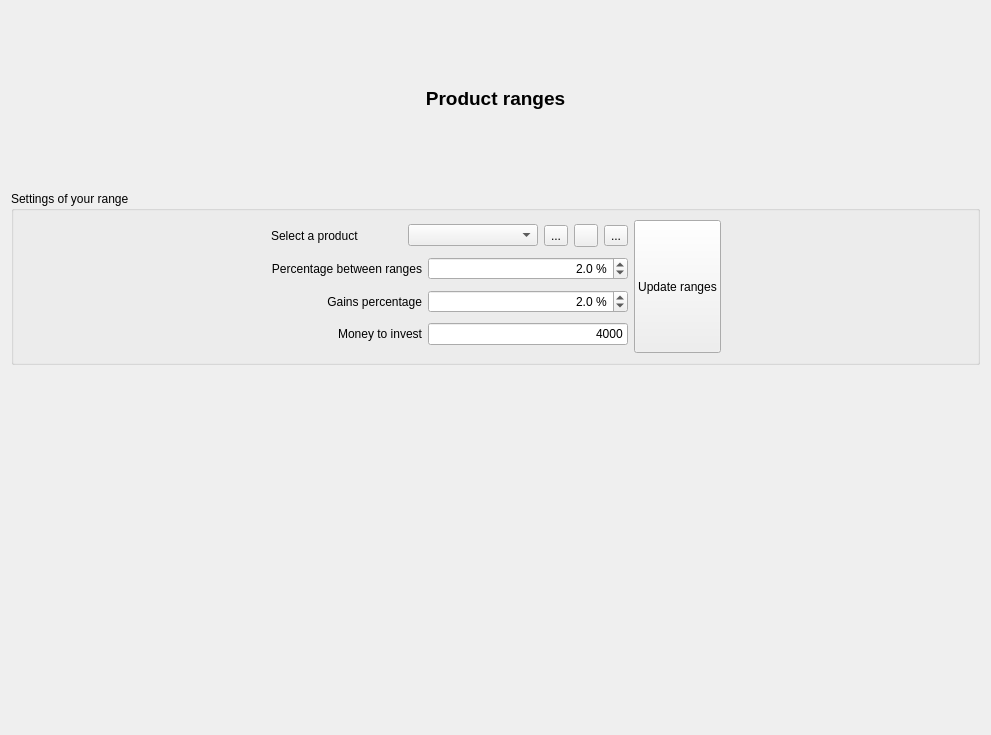
Old version of the form xulpymoney/ui/wdgProductRange.ui in the repository turulomio/xulpymoney.
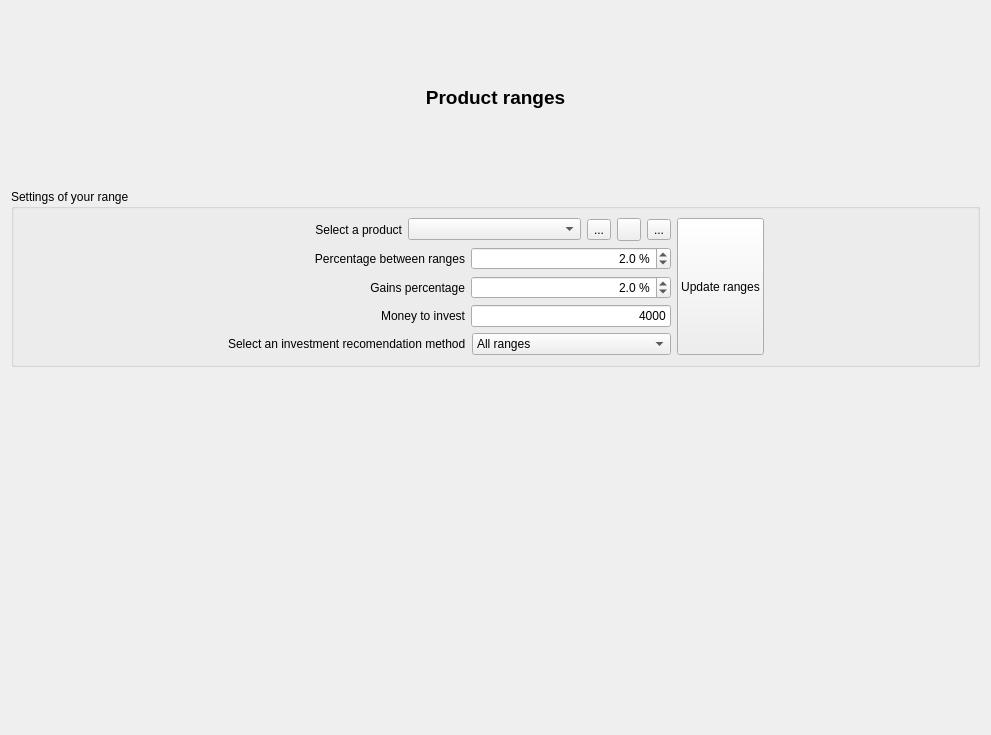
New version of the form. Icons and pictures are not drawn. Custom widgets are drawn as their Qt base class.

Commit message: Added product range recomendation methods

```diff
--- a/xulpymoney/ui/wdgProductRange.ui
+++ b/xulpymoney/ui/wdgProductRange.ui
@@ -66,6 +66,9 @@
                 <property name="text">
                  <string>Select a product</string>
                 </property>
+                <property name="alignment">
+                 <set>Qt::AlignRight|Qt::AlignTrailing|Qt::AlignVCenter</set>
+                </property>
                </widget>
               </item>
               <item>
@@ -235,6 +238,51 @@
               </item>
              </layout>
             </item>
+            <item>
+             <layout class="QHBoxLayout" name="horizontalLayout_10">
+              <item>
+               <widget class="QLabel" name="label_4">
+                <property name="text">
+                 <string>Select an investment recomendation method</string>
+                </property>
+               </widget>
+              </item>
+              <item>
+               <widget class="QComboBox" name="cmbRecomendations">
+                <property name="sizeAdjustPolicy">
+                 <enum>QComboBox::AdjustToContents</enum>
+                </property>
+                <item>
+                 <property name="text">
+                  <string>All ranges</string>
+                 </property>
+                 <property name="icon">
+                  <iconset resource="../images/xulpymoney.qrc">
+                   <normaloff>:/xulpymoney/star.png</normaloff>:/xulpymoney/star.png</iconset>
+                 </property>
+                </item>
+                <item>
+                 <property name="text">
+                  <string>Three simple movil average</string>
+                 </property>
+                 <property name="icon">
+                  <iconset resource="../images/xulpymoney.qrc">
+                   <normaloff>:/xulpymoney/star.png</normaloff>:/xulpymoney/star.png</iconset>
+                 </property>
+                </item>
+                <item>
+                 <property name="text">
+                  <string>Over simple movil average 100</string>
+                 </property>
+                 <property name="icon">
+                  <iconset resource="../images/xulpymoney.qrc">
+                   <normaloff>:/xulpymoney/star.png</normaloff>:/xulpymoney/star.png</iconset>
+                 </property>
+                </item>
+               </widget>
+              </item>
+             </layout>
+            </item>
            </layout>
           </item>
           <item>
```
The commit also changes 4 other files.
